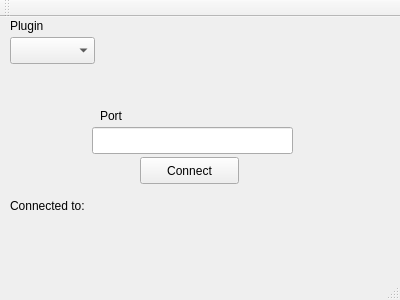
Qt form examples/serialbus/modbus/slave/mainwindow.ui (qt/qtserialbus) before a commit.
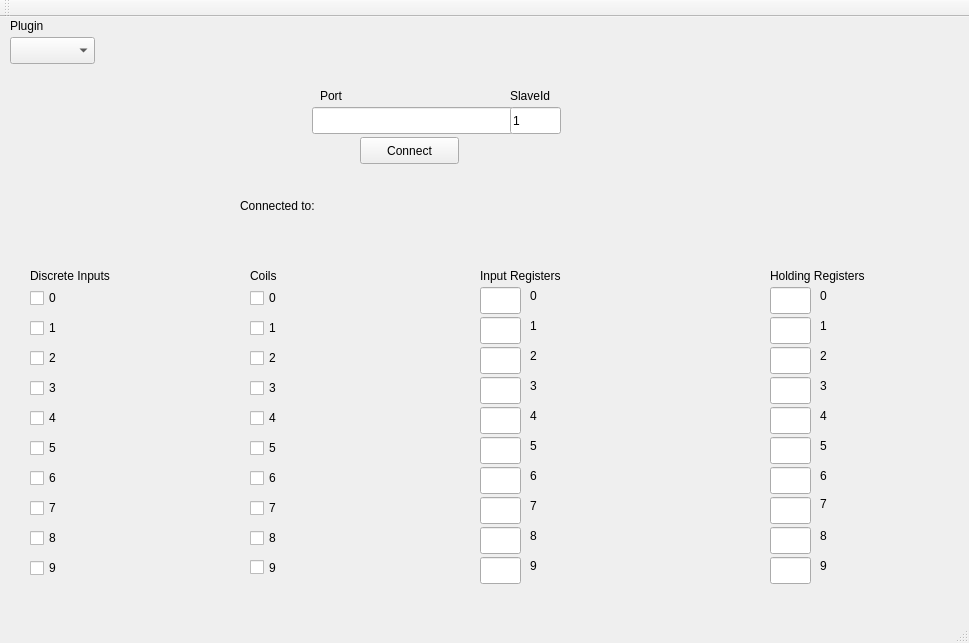
The same form after that commit.

The edit to the form file:
```diff
--- a/examples/serialbus/modbus/slave/mainwindow.ui
+++ b/examples/serialbus/modbus/slave/mainwindow.ui
@@ -6,8 +6,8 @@
    <rect>
     <x>0</x>
     <y>0</y>
-    <width>400</width>
-    <height>300</height>
+    <width>969</width>
+    <height>643</height>
    </rect>
   </property>
   <property name="windowTitle">
@@ -40,8 +40,8 @@
    <widget class="QPushButton" name="pushButton">
     <property name="geometry">
      <rect>
-      <x>140</x>
-      <y>140</y>
+      <x>360</x>
+      <y>120</y>
       <width>99</width>
       <height>27</height>
      </rect>
@@ -56,8 +56,8 @@
    <widget class="QLineEdit" name="portEdit">
     <property name="geometry">
      <rect>
-      <x>92</x>
-      <y>110</y>
+      <x>312</x>
+      <y>90</y>
       <width>201</width>
       <height>27</height>
      </rect>
@@ -66,8 +66,8 @@
    <widget class="QLabel" name="label_2">
     <property name="geometry">
      <rect>
-      <x>100</x>
-      <y>90</y>
+      <x>320</x>
+      <y>70</y>
       <width>67</width>
       <height>17</height>
      </rect>
@@ -79,7 +79,7 @@
    <widget class="QLabel" name="connectedLabel">
     <property name="geometry">
      <rect>
-      <x>10</x>
+      <x>240</x>
       <y>180</y>
       <width>371</width>
       <height>17</height>
@@ -89,6 +89,924 @@
      <string>Connected to:</string>
     </property>
    </widget>
+   <widget class="QCheckBox" name="checkBox">
+    <property name="geometry">
+     <rect>
+      <x>30</x>
+      <y>270</y>
+      <width>97</width>
+      <height>22</height>
+     </rect>
+    </property>
+    <property name="text">
+     <string>0</string>
+    </property>
+    <attribute name="buttonGroup">
+     <string notr="true">discreteButtons</string>
+    </attribute>
+   </widget>
+   <widget class="QCheckBox" name="checkBox_2">
+    <property name="geometry">
+     <rect>
+      <x>30</x>
+      <y>300</y>
+      <width>97</width>
+      <height>22</height>
+     </rect>
+    </property>
+    <property name="text">
+     <string>1</string>
+    </property>
+    <attribute name="buttonGroup">
+     <string notr="true">discreteButtons</string>
+    </attribute>
+   </widget>
+   <widget class="QCheckBox" name="checkBox_3">
+    <property name="geometry">
+     <rect>
+      <x>30</x>
+      <y>330</y>
+      <width>97</width>
+      <height>22</height>
+     </rect>
+    </property>
+    <property name="text">
+     <string>2</string>
+    </property>
+    <attribute name="buttonGroup">
+     <string notr="true">discreteButtons</string>
+    </attribute>
+   </widget>
+   <widget class="QCheckBox" name="checkBox_4">
+    <property name="geometry">
+     <rect>
+      <x>30</x>
+      <y>360</y>
+      <width>97</width>
+      <height>22</height>
+     </rect>
+    </property>
+    <property name="text">
+     <string>3</string>
+    </property>
+    <attribute name="buttonGroup">
+     <string notr="true">discreteButtons</string>
+    </attribute>
+   </widget>
+   <widget class="QCheckBox" name="checkBox_5">
+    <property name="geometry">
+     <rect>
+      <x>30</x>
+      <y>390</y>
+      <width>97</width>
+      <height>22</height>
+     </rect>
+    </property>
+    <property name="text">
+     <string>4</string>
+    </property>
+    <attribute name="buttonGroup">
+     <string notr="true">discreteButtons</string>
+    </attribute>
+   </widget>
+   <widget class="QCheckBox" name="checkBox_6">
+    <property name="geometry">
+     <rect>
+      <x>30</x>
+      <y>420</y>
+      <width>97</width>
+      <height>22</height>
+     </rect>
+    </property>
+    <property name="text">
+     <string>5</string>
+    </property>
+    <attribute name="buttonGroup">
+     <string notr="true">discreteButtons</string>
+    </attribute>
+   </widget>
+   <widget class="QCheckBox" name="checkBox_7">
+    <property name="geometry">
+     <rect>
+      <x>30</x>
+      <y>450</y>
+      <width>97</width>
+      <height>22</height>
+     </rect>
+    </property>
+    <property name="text">
+     <string>6</string>
+    </property>
+    <attribute name="buttonGroup">
+     <string notr="true">discreteButtons</string>
+    </attribute>
+   </widget>
+   <widget class="QCheckBox" name="checkBox_8">
+    <property name="geometry">
+     <rect>
+      <x>30</x>
+      <y>480</y>
+      <width>97</width>
+      <height>22</height>
+     </rect>
+    </property>
+    <property name="text">
+     <string>7</string>
+    </property>
+    <attribute name="buttonGroup">
+     <string notr="true">discreteButtons</string>
+    </attribute>
+   </widget>
+   <widget class="QCheckBox" name="checkBox_9">
+    <property name="geometry">
+     <rect>
+      <x>30</x>
+      <y>510</y>
+      <width>97</width>
+      <height>22</height>
+     </rect>
+    </property>
+    <property name="text">
+     <string>8</string>
+    </property>
+    <attribute name="buttonGroup">
+     <string notr="true">discreteButtons</string>
+    </attribute>
+   </widget>
+   <widget class="QCheckBox" name="checkBox_10">
+    <property name="geometry">
+     <rect>
+      <x>30</x>
+      <y>540</y>
+      <width>97</width>
+      <height>22</height>
+     </rect>
+    </property>
+    <property name="text">
+     <string>9</string>
+    </property>
+    <attribute name="buttonGroup">
+     <string notr="true">discreteButtons</string>
+    </attribute>
+   </widget>
+   <widget class="QCheckBox" name="checkBox_11">
+    <property name="geometry">
+     <rect>
+      <x>250</x>
+      <y>270</y>
+      <width>97</width>
+      <height>22</height>
+     </rect>
+    </property>
+    <property name="text">
+     <string>0</string>
+    </property>
+    <attribute name="buttonGroup">
+     <string notr="true">coilButtons</string>
+    </attribute>
+   </widget>
+   <widget class="QCheckBox" name="checkBox_12">
+    <property name="geometry">
+     <rect>
+      <x>250</x>
+      <y>300</y>
+      <width>97</width>
+      <height>22</height>
+     </rect>
+    </property>
+    <property name="text">
+     <string>1</string>
+    </property>
+    <attribute name="buttonGroup">
+     <string notr="true">coilButtons</string>
+    </attribute>
+   </widget>
+   <widget class="QCheckBox" name="checkBox_13">
+    <property name="geometry">
+     <rect>
+      <x>250</x>
+      <y>330</y>
+      <width>97</width>
+      <height>22</height>
+     </rect>
+    </property>
+    <property name="text">
+     <string>2</string>
+    </property>
+    <attribute name="buttonGroup">
+     <string notr="true">coilButtons</string>
+    </attribute>
+   </widget>
+   <widget class="QCheckBox" name="checkBox_14">
+    <property name="geometry">
+     <rect>
+      <x>250</x>
+      <y>360</y>
+      <width>97</width>
+      <height>22</height>
+     </rect>
+    </property>
+    <property name="text">
+     <string>3</string>
+    </property>
+    <attribute name="buttonGroup">
+     <string notr="true">coilButtons</string>
+    </attribute>
+   </widget>
+   <widget class="QCheckBox" name="checkBox_15">
+    <property name="geometry">
+     <rect>
+      <x>250</x>
+      <y>390</y>
+      <width>97</width>
+      <height>22</height>
+     </rect>
+    </property>
+    <property name="text">
+     <string>4</string>
+    </property>
+    <attribute name="buttonGroup">
+     <string notr="true">coilButtons</string>
+    </attribute>
+   </widget>
+   <widget class="QCheckBox" name="checkBox_16">
+    <property name="geometry">
+     <rect>
+      <x>250</x>
+      <y>420</y>
+      <width>97</width>
+      <height>22</height>
+     </rect>
+    </property>
+    <property name="text">
+     <string>5</string>
+    </property>
+    <attribute name="buttonGroup">
+     <string notr="true">coilButtons</string>
+    </attribute>
+   </widget>
+   <widget class="QCheckBox" name="checkBox_17">
+    <property name="geometry">
+     <rect>
+      <x>250</x>
+      <y>450</y>
+      <width>97</width>
+      <height>22</height>
+     </rect>
+    </property>
+    <property name="text">
+     <string>6</string>
+    </property>
+    <attribute name="buttonGroup">
+     <string notr="true">coilButtons</string>
+    </attribute>
+   </widget>
+   <widget class="QCheckBox" name="checkBox_18">
+    <property name="geometry">
+     <rect>
+      <x>250</x>
+      <y>480</y>
+      <width>97</width>
+      <height>22</height>
+     </rect>
+    </property>
+    <property name="text">
+     <string>7</string>
+    </property>
+    <attribute name="buttonGroup">
+     <string notr="true">coilButtons</string>
+    </attribute>
+   </widget>
+   <widget class="QCheckBox" name="checkBox_19">
+    <property name="geometry">
+     <rect>
+      <x>250</x>
+      <y>510</y>
+      <width>97</width>
+      <height>22</height>
+     </rect>
+    </property>
+    <property name="text">
+     <string>8</string>
+    </property>
+    <attribute name="buttonGroup">
+     <string notr="true">coilButtons</string>
+    </attribute>
+   </widget>
+   <widget class="QCheckBox" name="checkBox_20">
+    <property name="geometry">
+     <rect>
+      <x>250</x>
+      <y>540</y>
+      <width>97</width>
+      <height>21</height>
+     </rect>
+    </property>
+    <property name="text">
+     <string>9</string>
+    </property>
+    <attribute name="buttonGroup">
+     <string notr="true">coilButtons</string>
+    </attribute>
+   </widget>
+   <widget class="QLineEdit" name="lineEdit">
+    <property name="geometry">
+     <rect>
+      <x>480</x>
+      <y>270</y>
+      <width>41</width>
+      <height>27</height>
+     </rect>
+    </property>
+    <property name="maxLength">
+     <number>4</number>
+    </property>
+   </widget>
+   <widget class="QLineEdit" name="lineEdit_2">
+    <property name="geometry">
+     <rect>
+      <x>480</x>
+      <y>300</y>
+      <width>41</width>
+      <height>27</height>
+     </rect>
+    </property>
+    <property name="maxLength">
+     <number>4</number>
+    </property>
+   </widget>
+   <widget class="QLineEdit" name="lineEdit_3">
+    <property name="geometry">
+     <rect>
+      <x>480</x>
+      <y>330</y>
+      <width>41</width>
+      <height>27</height>
+     </rect>
+    </property>
+    <property name="maxLength">
+     <number>4</number>
+    </property>
+   </widget>
+   <widget class="QLineEdit" name="lineEdit_4">
+    <property name="geometry">
+     <rect>
+      <x>480</x>
+      <y>360</y>
+      <width>41</width>
+      <height>27</height>
+     </rect>
+    </property>
+    <property name="maxLength">
+     <number>4</number>
+    </property>
+   </widget>
+   <widget class="QLineEdit" name="lineEdit_5">
+    <property name="geometry">
+     <rect>
+      <x>480</x>
+      <y>390</y>
+      <width>41</width>
+      <height>27</height>
+     </rect>
+    </property>
+    <property name="maxLength">
+     <number>4</number>
+    </property>
+   </widget>
+   <widget class="QLineEdit" name="lineEdit_6">
+    <property name="geometry">
+     <rect>
+      <x>480</x>
+      <y>420</y>
+      <width>41</width>
+      <height>27</height>
+     </rect>
+    </property>
+    <property name="maxLength">
+     <number>4</number>
+    </property>
+   </widget>
+   <widget class="QLineEdit" name="lineEdit_7">
+    <property name="geometry">
+     <rect>
+      <x>480</x>
+      <y>450</y>
+      <width>41</width>
+      <height>27</height>
+     </rect>
+    </property>
+    <property name="maxLength">
+     <number>4</number>
+    </property>
+   </widget>
+   <widget class="QLineEdit" name="lineEdit_8">
+    <property name="geometry">
+     <rect>
+      <x>480</x>
+      <y>480</y>
+      <width>41</width>
+      <height>27</height>
+     </rect>
+    </property>
+    <property name="maxLength">
+     <number>4</number>
+    </property>
+   </widget>
+   <widget class="QLineEdit" name="lineEdit_9">
+    <property name="geometry">
+     <rect>
+      <x>480</x>
+      <y>510</y>
+      <width>41</width>
+      <height>27</height>
+     </rect>
+    </property>
+    <property name="maxLength">
+     <number>4</number>
+    </property>
+   </widget>
+   <widget class="QLineEdit" name="lineEdit_10">
+    <property name="geometry">
+     <rect>
+      <x>480</x>
+      <y>540</y>
+      <width>41</width>
+      <height>27</height>
+     </rect>
+    </property>
+    <property name="maxLength">
+     <number>4</number>
+    </property>
+   </widget>
+   <widget class="QLineEdit" name="lineEdit_14">
+    <property name="geometry">
+     <rect>
+      <x>770</x>
+      <y>360</y>
+      <width>41</width>
+      <height>27</height>
+     </rect>
+    </property>
+    <property name="maxLength">
+     <number>4</number>
+    </property>
+   </widget>
+   <widget class="QLineEdit" name="lineEdit_19">
+    <property name="geometry">
+     <rect>
+      <x>770</x>
+      <y>510</y>
+      <width>41</width>
+      <height>27</height>
+     </rect>
+    </property>
+    <property name="maxLength">
+     <number>4</number>
+    </property>
+   </widget>
+   <widget class="QLineEdit" name="lineEdit_16">
+    <property name="geometry">
+     <rect>
+      <x>770</x>
+      <y>420</y>
+      <width>41</width>
+      <height>27</height>
+     </rect>
+    </property>
+    <property name="maxLength">
+     <number>4</number>
+    </property>
+   </widget>
+   <widget class="QLineEdit" name="lineEdit_20">
+    <property name="geometry">
+     <rect>
+      <x>770</x>
+      <y>540</y>
+      <width>41</width>
+      <height>27</height>
+     </rect>
+    </property>
+    <property name="maxLength">
+     <number>4</number>
+    </property>
+   </widget>
+   <widget class="QLineEdit" name="lineEdit_11">
+    <property name="geometry">
+     <rect>
+      <x>770</x>
+      <y>270</y>
+      <width>41</width>
+      <height>27</height>
+     </rect>
+    </property>
+    <property name="maxLength">
+     <number>4</number>
+    </property>
+   </widget>
+   <widget class="QLineEdit" name="lineEdit_13">
+    <property name="geometry">
+     <rect>
+      <x>770</x>
+      <y>330</y>
+      <width>41</width>
+      <height>27</height>
+     </rect>
+    </property>
+    <property name="maxLength">
+     <number>4</number>
+    </property>
+   </widget>
+   <widget class="QLineEdit" name="lineEdit_18">
+    <property name="geometry">
+     <rect>
+      <x>770</x>
+      <y>480</y>
+      <width>41</width>
+      <height>27</height>
+     </rect>
+    </property>
+    <property name="maxLength">
+     <number>4</number>
+    </property>
+   </widget>
+   <widget class="QLineEdit" name="lineEdit_17">
+    <property name="geometry">
+     <rect>
+      <x>770</x>
+      <y>450</y>
+      <width>41</width>
+      <height>27</height>
+     </rect>
+    </property>
+    <property name="maxLength">
+     <number>4</number>
+    </property>
+   </widget>
+   <widget class="QLineEdit" name="lineEdit_12">
+    <property name="geometry">
+     <rect>
+      <x>770</x>
+      <y>300</y>
+      <width>41</width>
+      <height>27</height>
+     </rect>
+    </property>
+    <property name="maxLength">
+     <number>4</number>
+    </property>
+   </widget>
+   <widget class="QLineEdit" name="lineEdit_15">
+    <property name="geometry">
+     <rect>
+      <x>770</x>
+      <y>390</y>
+      <width>41</width>
+      <height>27</height>
+     </rect>
+    </property>
+    <property name="maxLength">
+     <number>4</number>
+    </property>
+   </widget>
+   <widget class="QLabel" name="label_3">
+    <property name="geometry">
+     <rect>
+      <x>770</x>
+      <y>250</y>
+      <width>141</width>
+      <height>17</height>
+     </rect>
+    </property>
+    <property name="text">
+     <string>Holding Registers</string>
+    </property>
+   </widget>
+   <widget class="QLabel" name="label_4">
+    <property name="geometry">
+     <rect>
+      <x>480</x>
+      <y>250</y>
+      <width>181</width>
+      <height>17</height>
+     </rect>
+    </property>
+    <property name="text">
+     <string>Input Registers</string>
+    </property>
+   </widget>
+   <widget class="QLabel" name="label_5">
+    <property name="geometry">
+     <rect>
+      <x>250</x>
+      <y>250</y>
+      <width>67</width>
+      <height>17</height>
+     </rect>
+    </property>
+    <property name="text">
+     <string>Coils</string>
+    </property>
+   </widget>
+   <widget class="QLabel" name="label_6">
+    <property name="geometry">
+     <rect>
+      <x>30</x>
+      <y>250</y>
+      <width>131</width>
+      <height>17</height>
+     </rect>
+    </property>
+    <property name="text">
+     <string>Discrete Inputs</string>
+    </property>
+   </widget>
+   <widget class="QLabel" name="label_7">
+    <property name="geometry">
+     <rect>
+      <x>530</x>
+      <y>270</y>
+      <width>21</width>
+      <height>17</height>
+     </rect>
+    </property>
+    <property name="text">
+     <string>0</string>
+    </property>
+   </widget>
+   <widget class="QLabel" name="label_8">
+    <property name="geometry">
+     <rect>
+      <x>530</x>
+      <y>450</y>
+      <width>21</width>
+      <height>17</height>
+     </rect>
+    </property>
+    <property name="text">
+     <string>6</string>
+    </property>
+   </widget>
+   <widget class="QLabel" name="label_9">
+    <property name="geometry">
+     <rect>
+      <x>530</x>
+      <y>330</y>
+      <width>21</width>
+      <height>17</height>
+     </rect>
+    </property>
+    <property name="text">
+     <string>2</string>
+    </property>
+   </widget>
+   <widget class="QLabel" name="label_10">
+    <property name="geometry">
+     <rect>
+      <x>530</x>
+      <y>480</y>
+      <width>21</width>
+      <height>17</height>
+     </rect>
+    </property>
+    <property name="text">
+     <string>7</string>
+    </property>
+   </widget>
+   <widget class="QLabel" name="label_11">
+    <property name="geometry">
+     <rect>
+      <x>530</x>
+      <y>510</y>
+      <width>21</width>
+      <height>17</height>
+     </rect>
+    </property>
+    <property name="text">
+     <string>8</string>
+    </property>
+   </widget>
+   <widget class="QLabel" name="label_12">
+    <property name="geometry">
+     <rect>
+      <x>530</x>
+      <y>540</y>
+      <width>21</width>
+      <height>17</height>
+     </rect>
+    </property>
+    <property name="text">
+     <string>9</string>
+    </property>
+   </widget>
+   <widget class="QLabel" name="label_13">
+    <property name="geometry">
+     <rect>
+      <x>530</x>
+      <y>420</y>
+      <width>21</width>
+      <height>17</height>
+     </rect>
+    </property>
+    <property name="text">
+     <string>5</string>
+    </property>
+   </widget>
+   <widget class="QLabel" name="label_14">
+    <property name="geometry">
+     <rect>
+      <x>530</x>
+      <y>360</y>
+      <width>21</width>
+      <height>17</height>
+     </rect>
+    </property>
+    <property name="text">
+     <string>3</string>
+    </property>
+   </widget>
+   <widget class="QLabel" name="label_15">
+    <property name="geometry">
+     <rect>
+      <x>530</x>
+      <y>390</y>
+      <width>21</width>
+      <height>17</height>
+     </rect>
+    </property>
+    <property name="text">
+     <string>4</string>
+    </property>
+   </widget>
+   <widget class="QLabel" name="label_16">
+    <property name="geometry">
+     <rect>
+      <x>530</x>
+      <y>300</y>
+      <width>21</width>
+      <height>17</height>
+     </rect>
+    </property>
+    <property name="text">
+     <string>1</string>
+    </property>
+   </widget>
+   <widget class="QLabel" name="label_17">
+    <property name="geometry">
+     <rect>
+      <x>820</x>
+      <y>270</y>
+      <width>21</width>
+      <height>17</height>
+     </rect>
+    </property>
+    <property name="text">
+     <string>0</string>
+    </property>
+   </widget>
+   <widget class="QLabel" name="label_18">
+    <property name="geometry">
+     <rect>
+      <x>820</x>
+      <y>300</y>
+      <width>21</width>
+      <height>17</height>
+     </rect>
+    </property>
+    <property name="text">
+     <string>1</string>
+    </property>
+   </widget>
+   <widget class="QLabel" name="label_19">
+    <property name="geometry">
+     <rect>
+      <x>820</x>
+      <y>330</y>
+      <width>21</width>
+      <height>17</height>
+     </rect>
+    </property>
+    <property name="text">
+     <string>2</string>
+    </property>
+   </widget>
+   <widget class="QLabel" name="label_20">
+    <property name="geometry">
+     <rect>
+      <x>820</x>
+      <y>360</y>
+      <width>21</width>
+      <height>17</height>
+     </rect>
+    </property>
+    <property name="text">
+     <string>3</string>
+    </property>
+   </widget>
+   <widget class="QLabel" name="label_21">
+    <property name="geometry">
+     <rect>
+      <x>820</x>
+      <y>390</y>
+      <width>21</width>
+      <height>17</height>
+     </rect>
+    </property>
+    <property name="text">
+     <string>4</string>
+    </property>
+   </widget>
+   <widget class="QLabel" name="label_22">
+    <property name="geometry">
+     <rect>
+      <x>820</x>
+      <y>420</y>
+      <width>21</width>
+      <height>17</height>
+     </rect>
+    </property>
+    <property name="text">
+     <string>5</string>
+    </property>
+   </widget>
+   <widget class="QLabel" name="label_23">
+    <property name="geometry">
+     <rect>
+      <x>820</x>
+      <y>477</y>
+      <width>21</width>
+      <height>20</height>
+     </rect>
+    </property>
+    <property name="text">
+     <string>7</string>
+    </property>
+   </widget>
+   <widget class="QLabel" name="label_24">
+    <property name="geometry">
+     <rect>
+      <x>820</x>
+      <y>450</y>
+      <width>21</width>
+      <height>17</height>
+     </rect>
+    </property>
+    <property name="text">
+     <string>6</string>
+    </property>
+   </widget>
+   <widget class="QLabel" name="label_25">
+    <property name="geometry">
+     <rect>
+      <x>820</x>
+      <y>510</y>
+      <width>21</width>
+      <height>17</height>
+     </rect>
+    </property>
+    <property name="text">
+     <string>8</string>
+    </property>
+   </widget>
+   <widget class="QLabel" name="label_26">
+    <property name="geometry">
+     <rect>
+      <x>820</x>
+      <y>540</y>
+      <width>21</width>
+      <height>17</height>
+     </rect>
+    </property>
+    <property name="text">
+     <string>9</string>
+    </property>
+   </widget>
+   <widget class="QLineEdit" name="slaveEdit">
+    <property name="geometry">
+     <rect>
+      <x>510</x>
+      <y>90</y>
+      <width>51</width>
+      <height>27</height>
+     </rect>
+    </property>
+    <property name="text">
+     <string>1</string>
+    </property>
+   </widget>
+   <widget class="QLabel" name="label_27">
+    <property name="geometry">
+     <rect>
+      <x>510</x>
+      <y>70</y>
+      <width>67</width>
+      <height>17</height>
+     </rect>
+    </property>
+    <property name="text">
+     <string>SlaveId</string>
+    </property>
+   </widget>
   </widget>
   <widget class="QMenuBar" name="menuBar">
    <property name="geometry">
```
Left out of the diff: 14 changed lines with no effect on the pictures.
